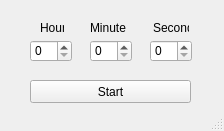
The window that mainwindow.ui (tomxuetoy/Qt_timer) describes before a commit, drawn with Qt 5.
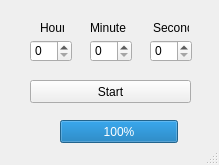
The same window after the commit.

Commit message: progressBar added; issue - timer2 thread cannot stop

```diff
--- a/mainwindow.ui
+++ b/mainwindow.ui
@@ -6,8 +6,8 @@
    <rect>
     <x>0</x>
     <y>0</y>
-    <width>224</width>
-    <height>131</height>
+    <width>219</width>
+    <height>165</height>
    </rect>
   </property>
   <property name="windowTitle">
@@ -92,6 +92,19 @@
      <number>999</number>
     </property>
    </widget>
+   <widget class="QProgressBar" name="progressBar">
+    <property name="geometry">
+     <rect>
+      <x>60</x>
+      <y>120</y>
+      <width>118</width>
+      <height>23</height>
+     </rect>
+    </property>
+    <property name="value">
+     <number>100</number>
+    </property>
+   </widget>
    <widget class="QLabel" name="label_s">
     <property name="geometry">
      <rect>
```
Left out of the diff: 1 changed line with no effect on the pictures. The commit also changes 3 other files.
